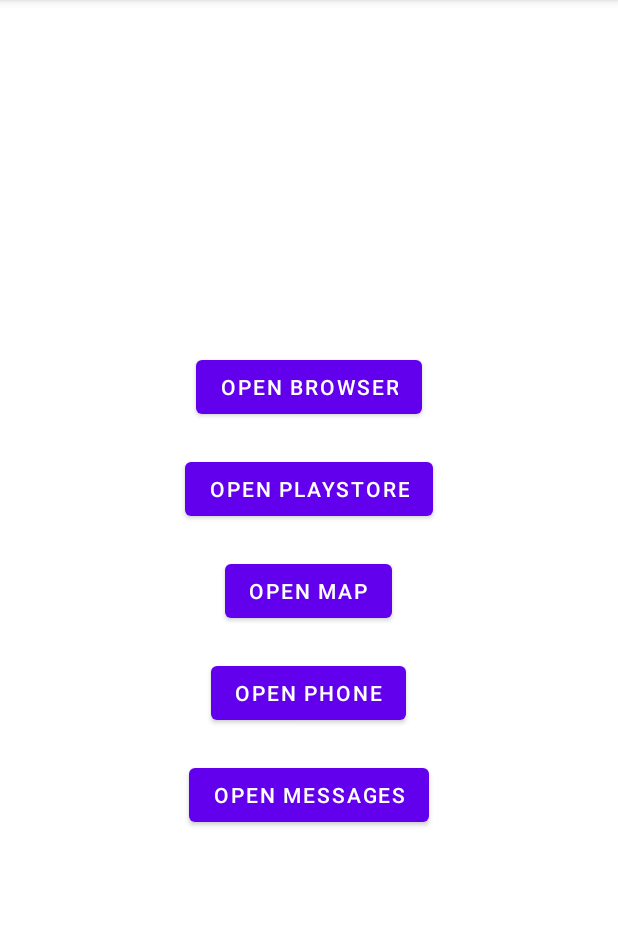
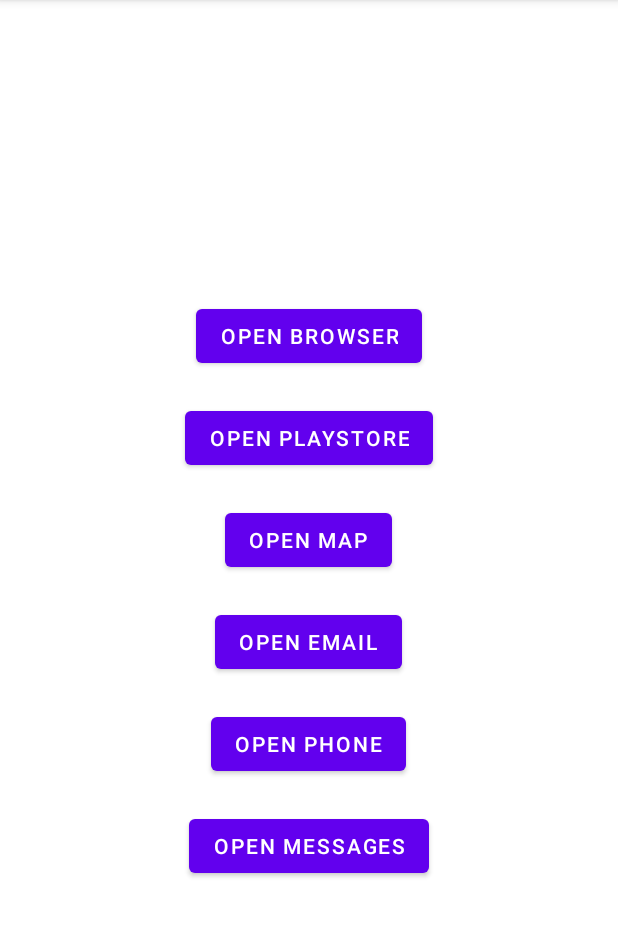
Before and after one commit to nandu-ncs/mace-mcalab-22, an Android app: the screen it shows after launch (MainActivity), on a phone screen of 412 x 824 dp, the part 84-1021 px from its top. Run offline under Robolectric (Android 15) with nearby library versions, the phone set to English and light mode, and no system bars.

Commit message:
commit 33 android prog04 completed

```diff
--- a/sem3/android/prog04/ImplicitIntent22/app/src/main/java/com/example/implicitintent22/MainActivity.java
+++ b/sem3/android/prog04/ImplicitIntent22/app/src/main/java/com/example/implicitintent22/MainActivity.java
@@ -9,7 +9,7 @@
 import android.widget.Button;
 
 public class MainActivity extends AppCompatActivity {
-    Button browser,playstore,map,phone,message;
+    Button browser,playstore,map,gmail,phone,message;
     @Override
     protected void onCreate(Bundle savedInstanceState) {
         super.onCreate(savedInstanceState);
@@ -17,6 +17,7 @@
         browser = (Button)findViewById(R.id.browser);
         playstore = (Button)findViewById(R.id.playstore);
         map = (Button)findViewById(R.id.map);
+        gmail = (Button)findViewById(R.id.gmail);
         phone = (Button)findViewById(R.id.phone);
         message = (Button)findViewById(R.id.message);
         browser.setOnClickListener(new View.OnClickListener() {
@@ -43,6 +44,18 @@
                 startActivity(chooser);
             }
         });
+        gmail.setOnClickListener(new View.OnClickListener() {
+            @Override
+            public void onClick(View view) {
+                Intent intent = new Intent(Intent.ACTION_SEND, Uri.parse("mailto"));
+                intent.putExtra(Intent.EXTRA_EMAIL,"nandusasikumar007@gmail.com");
+                intent.putExtra(Intent.EXTRA_SUBJECT,"From emulator");
+                intent.putExtra(Intent.EXTRA_TEXT,"My first test mail");
+                intent.setType("message/rfc822");
+                Intent chooser = Intent.createChooser(intent,"Choose Gmail");
+                startActivity(chooser);
+            }
+        });
         phone.setOnClickListener(new View.OnClickListener() {
             @Override
             public void onClick(View view) {
@@ -56,8 +69,8 @@
             public void onClick(View view) {
                 Intent intent = new Intent(Intent.ACTION_SEND);
                 intent.putExtra(Intent.EXTRA_TEXT, "Hi!");
-                intent.setData(Uri.parse("android.resource://" + getPackageName() + "/drawable/" + "pro"));
-                intent.putExtra(Intent.EXTRA_STREAM, Uri.parse("android.resource://" + getPackageName() + "/drawable/" + "pro"));
+                intent.setData(Uri.parse("android.resource://" + getPackageName() + "/drawable/" + R.drawable.pro));
+                intent.putExtra(Intent.EXTRA_STREAM, Uri.parse("android.resource://" + getPackageName() + "/drawable/" + R.drawable.pro));
                 intent.addFlags(Intent.FLAG_GRANT_READ_URI_PERMISSION);
                 intent.setType("image/jpeg");
                 Intent chooser = Intent.createChooser(intent,"Choose message app");
--- a/sem3/android/prog04/ImplicitIntent22/app/src/main/res/layout/activity_main.xml
+++ b/sem3/android/prog04/ImplicitIntent22/app/src/main/res/layout/activity_main.xml
@@ -30,6 +30,12 @@
         android:layout_height="wrap_content"
         android:layout_width="wrap_content"
         android:layout_marginTop="20dp"
+        android:text="Open Email"
+        android:id="@+id/gmail"/>
+    <Button
+        android:layout_height="wrap_content"
+        android:layout_width="wrap_content"
+        android:layout_marginTop="20dp"
         android:text="Open Phone"
         android:id="@+id/phone"/>
     <Button
```
